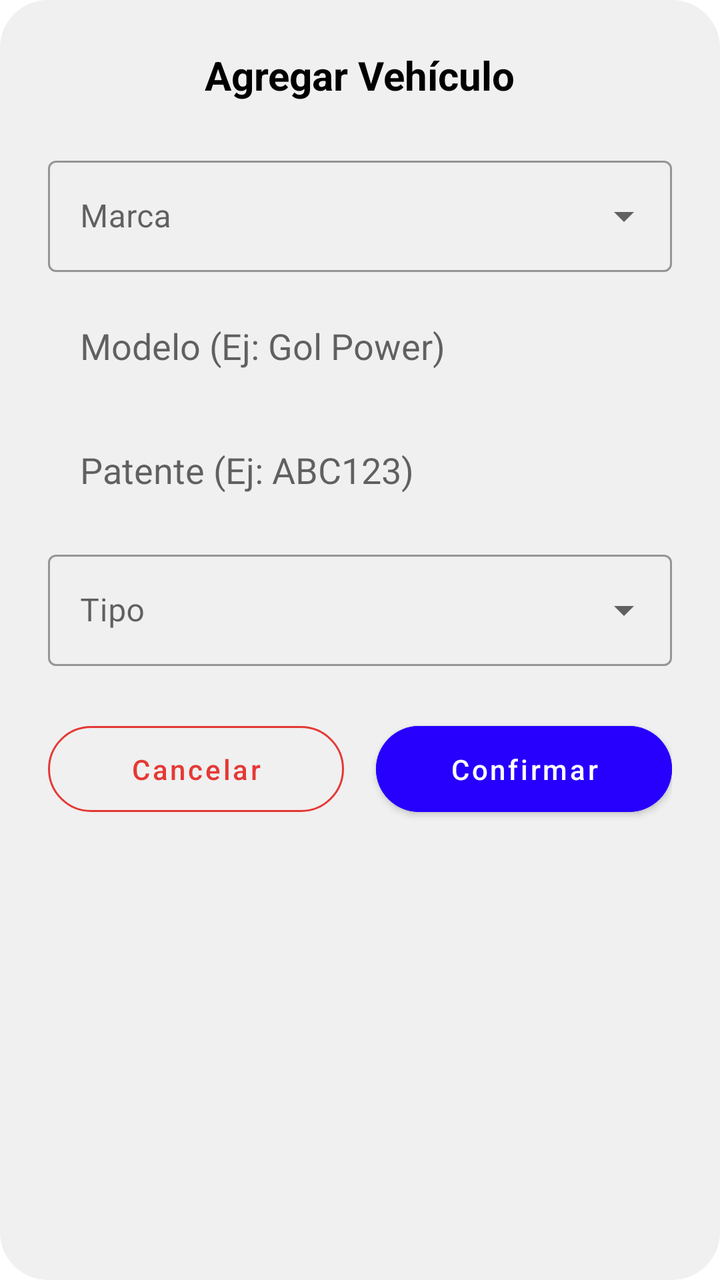
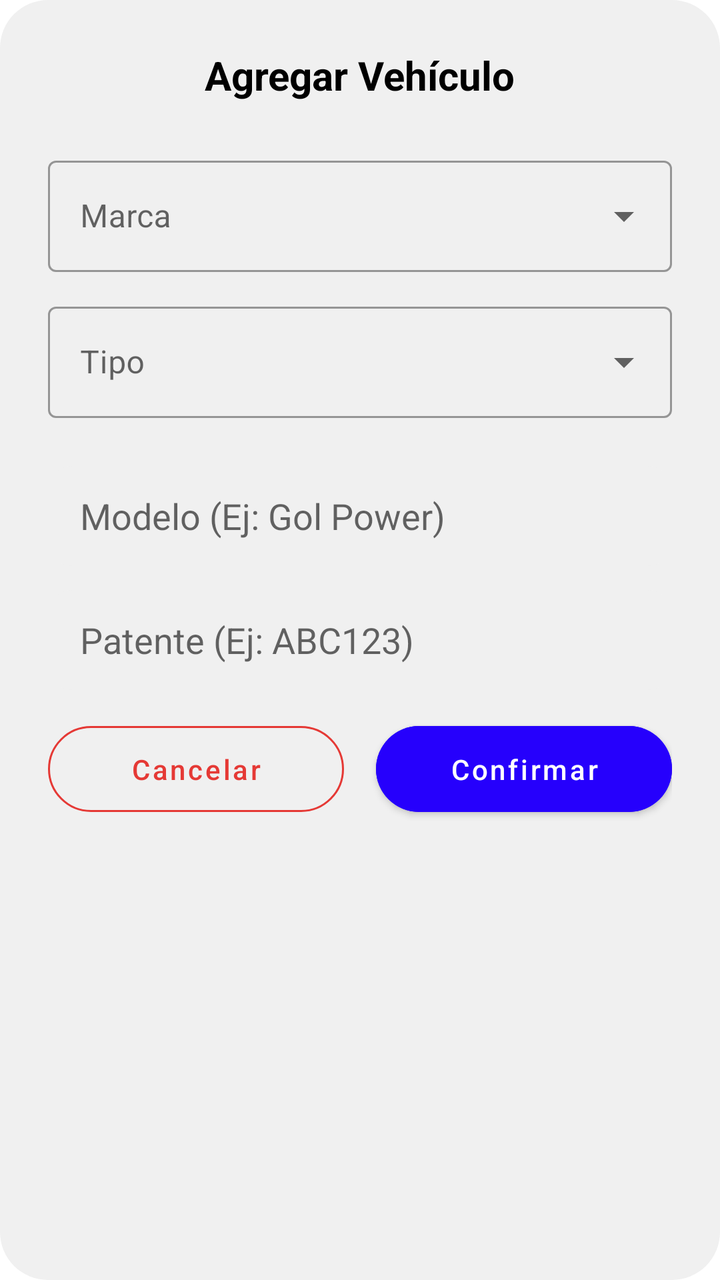

An Android layout rendered at two revisions. The XML below is the earlier revision; the diff shows what the commit changed to produce the second picture.
<!-- AndroidManifest.xml: application theme Theme.CarWash -->
<!-- res/layout/layout_add_vehicle_bottom_sheet.xml -->
<?xml version="1.0" encoding="utf-8"?>
<LinearLayout xmlns:android="http://schemas.android.com/apk/res/android"
    xmlns:app="http://schemas.android.com/apk/res-auto"
    android:layout_width="match_parent"
    android:layout_height="wrap_content"
    android:orientation="vertical"
    android:padding="24dp"
    android:background="@drawable/search_bar_background">

    <TextView
        android:id="@+id/tvSheetTitle"
        android:layout_width="wrap_content"
        android:layout_height="wrap_content"
        android:text="Agregar Vehículo"
        android:textColor="@color/black"
        android:textSize="20sp"
        android:textStyle="bold"
        android:layout_gravity="center_horizontal"
        android:layout_marginBottom="24dp"/>

    <com.google.android.material.textfield.TextInputLayout
        style="@style/Widget.MaterialComponents.TextInputLayout.OutlinedBox.ExposedDropdownMenu"
        android:layout_width="match_parent"
        android:layout_height="wrap_content"
        android:layout_marginBottom="12dp"
        android:hint="Marca">

        <AutoCompleteTextView
            android:id="@+id/actvBrand"
            android:layout_width="match_parent"
            android:layout_height="wrap_content"
            android:inputType="none"
            android:paddingHorizontal="16dp" />

    </com.google.android.material.textfield.TextInputLayout>

    <EditText
        android:id="@+id/etModel"
        android:layout_width="match_parent"
        android:layout_height="50dp"
        android:hint="Modelo (Ej: Gol Power)"
        android:background="@drawable/edit_text_background"
        android:paddingHorizontal="16dp"
        android:layout_marginBottom="12dp"
        android:inputType="textCapWords"/>

    <EditText
        android:id="@+id/etPlate"
        android:layout_width="match_parent"
        android:layout_height="50dp"
        android:hint="Patente (Ej: ABC123)"
        android:background="@drawable/edit_text_background"
        android:paddingHorizontal="16dp"
        android:layout_marginBottom="12dp"
        android:inputType="textCapCharacters"/>

    <com.google.android.material.textfield.TextInputLayout
        style="@style/Widget.MaterialComponents.TextInputLayout.OutlinedBox.ExposedDropdownMenu"
        android:layout_width="match_parent"
        android:layout_height="wrap_content"
        android:layout_marginBottom="24dp"
        android:hint="Tipo">

        <AutoCompleteTextView
            android:id="@+id/actvType"
            android:layout_width="match_parent"
            android:layout_height="wrap_content"
            android:inputType="none"
            android:paddingHorizontal="16dp" />

    </com.google.android.material.textfield.TextInputLayout>

    <LinearLayout
        android:layout_width="match_parent"
        android:layout_height="wrap_content"
        android:orientation="horizontal">

        <com.google.android.material.button.MaterialButton
            android:id="@+id/btnCancel"
            style="@style/Widget.MaterialComponents.Button.OutlinedButton"
            android:layout_width="0dp"
            android:layout_height="55dp"
            android:layout_weight="1"
            android:layout_marginEnd="8dp"
            android:text="Cancelar"
            android:textAllCaps="false"
            android:textColor="@color/red"
            app:cornerRadius="24dp"
            app:strokeColor="@color/red" />

        <com.google.android.material.button.MaterialButton
            android:id="@+id/btnConfirm"
            android:layout_width="0dp"
            android:layout_height="55dp"
            android:layout_weight="1"
            android:layout_marginStart="8dp"
            android:text="Confirmar"
            android:textAllCaps="false"
            android:backgroundTint="@color/azulcarwash"
            app:cornerRadius="24dp" />

    </LinearLayout>

</LinearLayout>
<!-- resources referenced by this layout -->
<resources>
  <color name="azulcarwash">#2600FC</color>
  <color name="black">#FF000000</color>
  <color name="red">#E53935</color>
  <!-- drawable edit_text_background (drawable) -->
  <?xml version="1.0" encoding="utf-8"?>
  <shape xmlns:android="http://schemas.android.com/apk/res/android"
      android:shape="rectangle">
  
      
      <solid android:color="@color/edit_text_bg_gray" />
  
      
      <corners android:radius="12dp" />
  
  </shape>
  <!-- drawable search_bar_background (drawable) -->
  <?xml version="1.0" encoding="utf-8"?>
  <shape xmlns:android="http://schemas.android.com/apk/res/android"
      android:shape="rectangle">
      <solid android:color="#F0F0F0" />
      <corners android:radius="24dp" />
  </shape>
  <style name="Theme.CarWash" parent="Theme.MaterialComponents.DayNight.NoActionBar">
          
          <item name="colorPrimary">@color/purple_500</item>
          <item name="colorPrimaryVariant">@color/purple_700</item>
          <item name="colorOnPrimary">@color/white</item>
          
          <item name="colorSecondary">@color/teal_200</item>
          <item name="colorSecondaryVariant">@color/teal_700</item>
          <item name="colorOnSecondary">@color/black</item>
          
          <item name="android:statusBarColor">?attr/colorPrimaryVariant</item>
          
      </style>
  <color name="edit_text_bg_gray">#F0F0F0</color>
  <color name="purple_500">#FF6200EE</color>
  <color name="purple_700">#FF3700B3</color>
  <color name="white">#FFFFFFFF</color>
  <color name="teal_200">#FF03DAC5</color>
  <color name="teal_700">#FF018786</color>
</resources>

<!-- the commit's change to res/layout/layout_add_vehicle_bottom_sheet.xml (unified diff, before → after) -->
@@ -34,6 +34,22 @@
 
     </com.google.android.material.textfield.TextInputLayout>
 
+    <com.google.android.material.textfield.TextInputLayout
+        style="@style/Widget.MaterialComponents.TextInputLayout.OutlinedBox.ExposedDropdownMenu"
+        android:layout_width="match_parent"
+        android:layout_height="wrap_content"
+        android:layout_marginBottom="24dp"
+        android:hint="Tipo">
+
+        <AutoCompleteTextView
+            android:id="@+id/actvType"
+            android:layout_width="match_parent"
+            android:layout_height="wrap_content"
+            android:inputType="none"
+            android:paddingHorizontal="16dp" />
+
+    </com.google.android.material.textfield.TextInputLayout>
+
     <EditText
         android:id="@+id/etModel"
         android:layout_width="match_parent"
@@ -53,22 +69,6 @@
         android:paddingHorizontal="16dp"
         android:layout_marginBottom="12dp"
         android:inputType="textCapCharacters"/>
-
-    <com.google.android.material.textfield.TextInputLayout
-        style="@style/Widget.MaterialComponents.TextInputLayout.OutlinedBox.ExposedDropdownMenu"
-        android:layout_width="match_parent"
-        android:layout_height="wrap_content"
-        android:layout_marginBottom="24dp"
-        android:hint="Tipo">
-
-        <AutoCompleteTextView
-            android:id="@+id/actvType"
-            android:layout_width="match_parent"
-            android:layout_height="wrap_content"
-            android:inputType="none"
-            android:paddingHorizontal="16dp" />
-
-    </com.google.android.material.textfield.TextInputLayout>
 
     <LinearLayout
         android:layout_width="match_parent"
